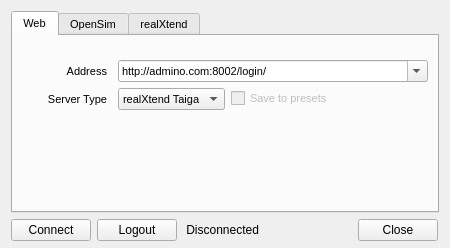
Before: the Qt Designer form bin/data/ui/login.ui in realXtend/tundra, drawn with Qt 5.
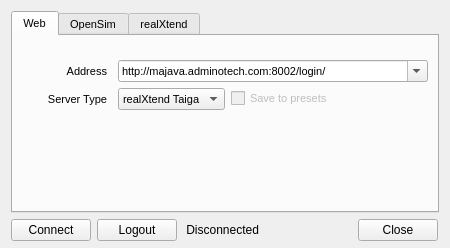
After: the same form once the commit is applied.

Commit message: * RexWebLogin: Set the default url in the address field to http://majava.adminotech.com:8002/login that should be routed now to Pforces machine, not always up but anyhows.

The edit to the form file:
```diff
--- a/bin/data/ui/login.ui
+++ b/bin/data/ui/login.ui
@@ -98,7 +98,7 @@
                </property>
                <item>
                 <property name="text">
-                 <string>http://admino.com:8002/login/</string>
+                 <string>http://majava.adminotech.com:8002/login/</string>
                 </property>
                </item>
               </widget>
```
